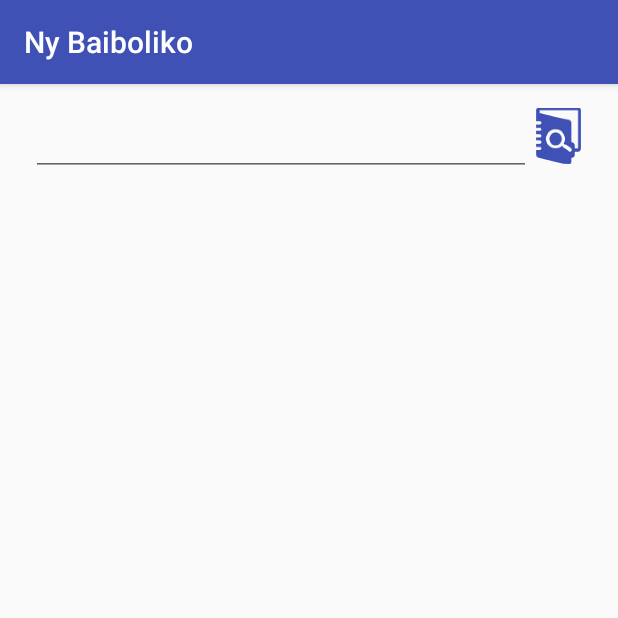
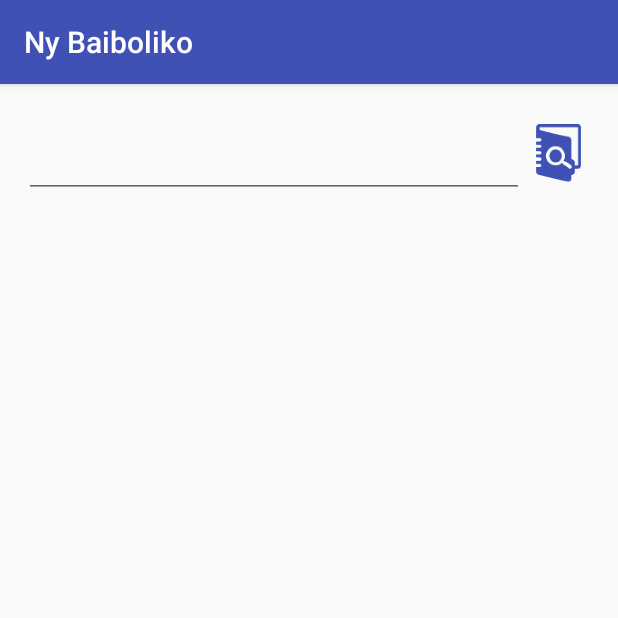
Before and after one commit to alpatrick9/NyBaiboliko, an Android app: the fragment FindFragment shown on its own in the app's theme, on a phone screen of 412 x 824 dp, the top half of it. Run offline under Robolectric (Android 15) with nearby library versions, the phone set to English and light mode, and no system bars.

Commit message:
bug fixe

```diff
--- a/app/src/main/java/com/patrick/developer/nybaiboliko/fragment/find/FindFragment.java
+++ b/app/src/main/java/com/patrick/developer/nybaiboliko/fragment/find/FindFragment.java
@@ -5,16 +5,22 @@ import android.os.Bundle;
 import android.view.LayoutInflater;
 import android.view.View;
 import android.view.ViewGroup;
+import android.widget.EditText;
 import android.widget.TabHost;
+import android.widget.Toast;
 
 import com.patrick.developer.nybaiboliko.R;
+import com.patrick.developer.nybaiboliko.tools.Tools;
 
 /**
  * Created by developer on 10/7/16.
  */
 
 public class FindFragment extends Fragment {
+
     protected View rootView;
+
+    protected EditText findEditText;
 
     TabHost tabHost = null;
     @Override
@@ -23,6 +29,8 @@ public class FindFragment extends Fragment {
         rootView = inflater.inflate(R.layout.find, container, false);
 
         setTabHostView();
+
+        setView();
 
         return rootView;
     }
@@ -43,4 +51,15 @@ public class FindFragment extends Fragment {
 
         tabHost.setCurrentTab(0);
     }
+
+    public void setView() {
+        findEditText = (EditText)rootView.findViewById(R.id.key_word);
+        int widthScreen = new Tools(getActivity()).getWidthSreenSize();
+        if(590 > widthScreen) {
+            ViewGroup.LayoutParams layoutParams = findEditText.getLayoutParams();
+            layoutParams.width = widthScreen - 100;
+            findEditText.setLayoutParams(layoutParams);
+        }
+
+    }
 }
--- a/app/src/main/java/com/patrick/developer/nybaiboliko/tools/Tools.java
+++ b/app/src/main/java/com/patrick/developer/nybaiboliko/tools/Tools.java
@@ -60,6 +60,13 @@ public class Tools {
         return (int)Math.ceil(largeur/(float)7)-5;
     }
 
+    public Integer getWidthSreenSize() {
+        DisplayMetrics metrics = new DisplayMetrics();
+        WindowManager windowManager = ((Activity)context).getWindowManager();
+        windowManager.getDefaultDisplay().getMetrics(metrics);
+        return metrics.widthPixels;
+    }
+
     public int[] getColorBible() {
         return colorBible;
     }
--- a/app/src/main/res/layout/find.xml
+++ b/app/src/main/res/layout/find.xml
@@ -17,10 +17,11 @@
                 android:layout_width="500px"
                 android:layout_height="wrap_content"
                 android:id="@+id/key_word"
+                android:layout_alignBottom="@+id/find"
                 />
             <ImageButton
-                android:layout_width="37dp"
-                android:layout_height="37dp"
+                android:layout_width="90px"
+                android:layout_height="90px"
                 android:id="@+id/find"
                 android:src="@mipmap/ic_find"
                 android:background="@android:color/transparent"
--- /dev/null
+++ b/app/src/main/res/layout/footer_slide_menu.xml
@@ -0,0 +1,6 @@
+<?xml version="1.0" encoding="utf-8"?>
+<TextView xmlns:android="http://schemas.android.com/apk/res/android"
+    android:layout_width="match_parent"
+    android:layout_height="match_parent"
+    android:gravity="center"
+    android:textColor="@color/white"/>
```
Also changed, not shown: app/src/main/java/com/patrick/developer/nybaiboliko/MainActivity.java (+13 -0 lines), 3 other files.
